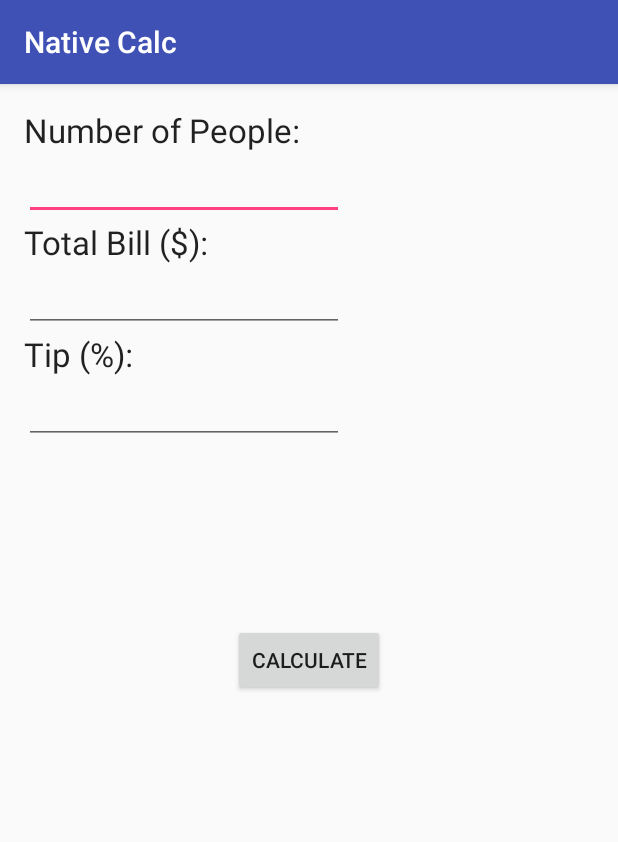
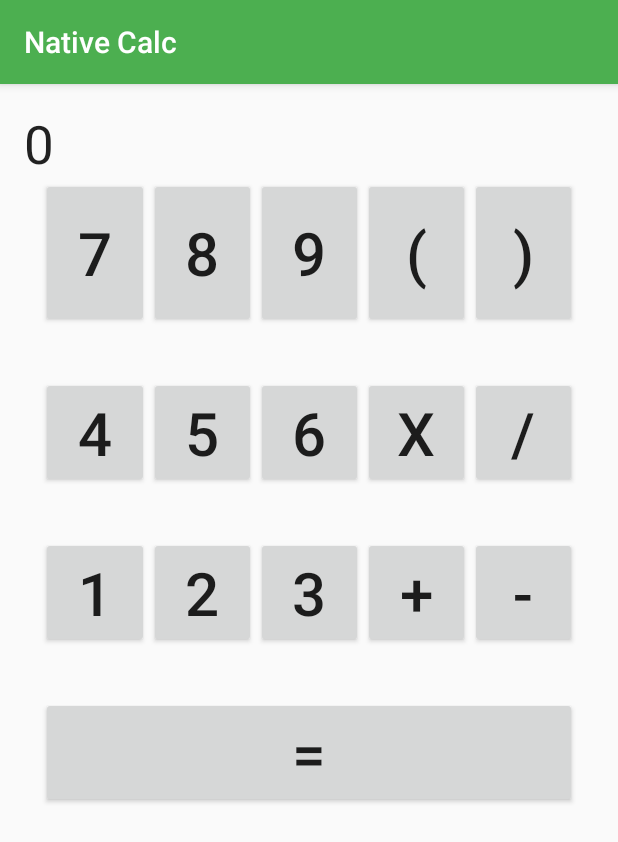
Before and after one commit to Dhanush123/NativeCalc, an Android app: the screen it shows after launch (MainActivity), on a phone screen of 412 x 824 dp. Shown: the top 842 px of the screen. Run offline under Robolectric (Android 15) with nearby library versions, the phone set to English and light mode, and no system bars; 1 statement that could not run was skipped.

Commit message:
changed app focus
now a scientific calculator
lots of code written
app crashes, need to figure out later

```diff
--- a/app/src/main/java/com/x10host/dhanushpatel/nativecalc/MainActivity.java
+++ b/app/src/main/java/com/x10host/dhanushpatel/nativecalc/MainActivity.java
@@ -2,45 +2,50 @@ package com.x10host.dhanushpatel.nativecalc;
 
 import android.os.Bundle;
 import android.support.v7.app.AppCompatActivity;
-import android.util.Log;
 import android.view.View;
-import android.widget.EditText;
+import android.widget.Button;
 import android.widget.TextView;
+
+import java.util.ArrayList;
 
 public class MainActivity extends AppCompatActivity {
 
-    private native int tipCalc(int x ,double y ,double z);
+    private native String calcPrint();
+    ArrayList<String> jCalcList = new ArrayList<>();
+    TextView calcShow;
 
     static {
         System.loadLibrary("cplusplus11");
     }
 
-    EditText peopleET, billET, tipET;
     @Override
     protected void onCreate(Bundle savedInstanceState) {
         super.onCreate(savedInstanceState);
         setContentView(R.layout.activity_main);
-        peopleET = (EditText) findViewById(R.id.peopleET);
-        billET = (EditText) findViewById(R.id.billET);
-        tipET = (EditText) findViewById(R.id.tipET);
+        calcShow = (TextView) findViewById(R.id.calcShow);
 
     }
 
-    public void calculateIndiv(View view){
-        int numPeople = Integer.parseInt(peopleET.getText().toString());
-        double bill = Integer.parseInt(billET.getText().toString());
-        double tip = Integer.parseInt(tipET.getText().toString());
+    public void calcAdd(View v) {
+        Button b = (Button) v;
+        String buttonText = b.getText().toString();
+        jCalcList.add(buttonText);
+       // stackAdd(buttonText);
+    }
 
-        Log.i("people:"+numPeople,"bill: "+bill+", tip: "+tip);
+    public void calcSum(View v){
+        int jclLength = jCalcList.size();
+        String[] jCalcArray = new String[jclLength];
 
-        double perPerson = Math.round(tipCalc(numPeople,bill,tip) * 100.0)/100.0;
+        for(int i=0; i < jclLength;i++){
+            jCalcArray[i]=jCalcList.get(i);
+        }
 
-        ((TextView) findViewById(R.id.textView3)).setText(Double.toString(perPerson));
+        calcShow.setText(calcPrint());
     }
 
 
 
 
 
-
 }
--- a/app/src/main/res/layout/activity_main.xml
+++ b/app/src/main/res/layout/activity_main.xml
@@ -7,78 +7,204 @@
     android:paddingLeft="@dimen/activity_horizontal_margin"
     android:paddingRight="@dimen/activity_horizontal_margin"
     android:paddingTop="@dimen/activity_vertical_margin"
-    tools:context="com.x10host.dhanushpatel.nativecalc.MainActivity">
+    tools:context="com.x10host.dhanushpatel.nativecalc.MainActivity"
+    android:orientation="vertical">
 
     <TextView
-        android:layout_width="wrap_content"
-        android:layout_height="wrap_content"
+        android:layout_width="match_parent"
+        android:layout_height="40dp"
         android:textAppearance="?android:attr/textAppearanceLarge"
-        android:text="@string/numPeople"
-        android:id="@+id/numPeople"
-        android:layout_alignParentTop="true"
-        android:layout_alignParentStart="true" />
+        android:text="0"
+        android:textSize="35sp"
+        android:id="@+id/calcShow" />
 
-    <EditText
-        android:layout_width="wrap_content"
-        android:layout_height="wrap_content"
-        android:inputType="number"
-        android:ems="10"
-        android:id="@+id/peopleET"
-        android:layout_below="@+id/numPeople"
-        android:layout_alignParentStart="true" />
 
-    <TextView
-        android:layout_width="wrap_content"
-        android:layout_height="wrap_content"
-        android:textAppearance="?android:attr/textAppearanceLarge"
-        android:text="@string/total_bill"
-        android:id="@+id/textView"
-        android:layout_below="@+id/peopleET"
-        android:layout_alignParentStart="true" />
+    <LinearLayout
+        android:orientation="horizontal"
+        android:layout_height="100dp"
+        android:layout_below="@id/calcShow"
+        android:layout_width="match_parent"
+        android:id="@+id/linearLayout1"
+        android:layout_marginTop="3pt"
+        android:layout_marginLeft="5pt"
+        android:layout_marginRight="5pt"
+        android:gravity="center|bottom"
+        >
+        <Button
+            android:layout_height="fill_parent"
+            android:layout_width="match_parent"
+            android:layout_weight="1"
+            android:text="7"
+            android:textSize="40sp"
+            android:id="@+id/b7">
+        </Button>
+        <Button
+            android:layout_height="fill_parent"
+            android:layout_width="match_parent"
+            android:layout_weight="1"
+            android:text="8"
+            android:textSize="40sp"
+            android:id="@+id/b8">
+        </Button>
+        <Button
+            android:layout_height="fill_parent"
+            android:layout_width="match_parent"
+            android:layout_weight="1"
+            android:text="9"
+            android:textSize="40sp"
+            android:id="@+id/b9">
+        </Button>
+        <Button
+            android:layout_height="fill_parent"
+            android:layout_width="match_parent"
+            android:layout_weight="1"
+            android:text="("
+            android:textSize="40sp"
+            android:id="@+id/bLP">
+        </Button>
+        <Button
+            android:layout_height="fill_parent"
+            android:layout_width="match_parent"
+            android:layout_weight="1"
+            android:text=")"
+            android:textSize="40sp"
+            android:id="@+id/bRP">
+        </Button>
+    </LinearLayout>
 
-    <EditText
-        android:layout_width="wrap_content"
-        android:layout_height="wrap_content"
-        android:inputType="numberDecimal"
-        android:ems="10"
-        android:id="@+id/billET"
-        android:layout_below="@+id/textView"
-        android:layout_alignParentStart="true" />
+    <LinearLayout
+        android:orientation="horizontal"
+        android:layout_height="100dp"
+        android:layout_width="match_parent"
+        android:id="@+id/linearLayout2"
+        android:layout_marginTop="3pt"
+        android:layout_marginLeft="5pt"
+        android:layout_marginRight="5pt"
+        android:gravity="center|bottom"
+        android:layout_below="@+id/linearLayout1"
+        android:layout_alignParentStart="true"
 
-    <Button
-        android:layout_width="wrap_content"
-        android:layout_height="wrap_content"
-        android:text="@string/calculate"
-        android:id="@+id/calcButton"
-        android:layout_centerVertical="true"
-        android:layout_centerHorizontal="true"
-        android:onClick="calculateIndiv"/>
+        >
+        <Button
+            android:layout_height="wrap_content"  android:onClick="calcAdd"
+            android:layout_width="match_parent"
+            android:layout_weight="1"
+            android:text="4"
+            android:textSize="40sp"
+            android:id="@+id/b4">
+        </Button>
+        <Button
+            android:layout_height="wrap_content"  android:onClick="calcAdd"
+            android:layout_width="match_parent"
+            android:layout_weight="1"
+            android:text="5"
+            android:textSize="40sp"
+            android:id="@+id/b5">
+        </Button>
+        <Button
+            android:layout_height="wrap_content"  android:onClick="calcAdd"
+            android:layout_width="match_parent"
+            android:layout_weight="1"
+            android:text="6"
+            android:textSize="40sp"
+            android:id="@+id/b6">
+        </Button>
+        <Button
+            android:layout_height="wrap_content"  android:onClick="calcAdd"
+            android:layout_width="match_parent"
+            android:layout_weight="1"
+            android:text="x"
+            android:textSize="40sp"
+            android:id="@+id/bMult">
+        </Button>
+        <Button
+            android:layout_height="wrap_content"  android:onClick="calcAdd"
+            android:layout_width="match_parent"
+            android:layout_weight="1"
+            android:text="/"
+            android:textSize="40sp"
+            android:id="@+id/bDiv">
+        </Button>
+    </LinearLayout>
 
-    <TextView
-        android:layout_width="wrap_content"
-        android:layout_height="wrap_content"
-        android:textAppearance="?android:attr/textAppearanceLarge"
-        android:text="@string/tip"
-        android:id="@+id/textView2"
-        android:layout_below="@+id/billET"
-        android:layout_alignParentStart="true" />
+    <LinearLayout
+        android:orientation="horizontal"
+        android:layout_height="100dp"
+        android:layout_width="match_parent"
+        android:layout_below="@id/linearLayout2"
+        android:id="@+id/linearLayout3"
+        android:layout_marginTop="3pt"
+        android:layout_marginLeft="5pt"
+        android:layout_marginRight="5pt"
+        android:layout_weight="0.01"
+        android:gravity="center|bottom">
+        <Button
+            android:layout_height="wrap_content"  android:onClick="calcAdd"
+            android:layout_width="match_parent"
+            android:layout_weight="1"
+            android:text="1"
+            android:textSize="40sp"
+            android:id="@+id/b1">
+        </Button>
+        <Button
+            android:layout_height="wrap_content"  android:onClick="calcAdd"
+            android:layout_width="match_parent"
+            android:layout_weight="1"
+            android:text="2"
+            android:textSize="40sp"
+            android:id="@+id/b2">
+        </Button>
+        <Button
+            android:layout_height="wrap_content"  android:onClick="calcAdd"
+            android:layout_width="match_parent"
+            android:layout_weight="1"
+            android:text="3"
+            android:textSize="40sp"
+            android:id="@+id/b3">
+        </Button>
+        <Button
+            android:layout_height="wrap_content"  android:onClick="calcAdd"
+            android:layout_width="match_parent"
+            android:layout_weight="1"
+            android:text="+"
+            android:textSize="40sp"
+            android:id="@+id/bPlus">
+        </Button>
+        <Button
+            android:layout_height="wrap_content"  android:onClick="calcAdd"
+            android:layout_width="match_parent"
+            android:layout_weight="1"
+            android:text="-"
+            android:textSize="40sp"
+            android:id="@+id/bMin">
+        </Button>
+    </LinearLayout>
 
-    <EditText
-        android:layout_width="wrap_content"
-        android:layout_height="wrap_content"
-        android:inputType="numberDecimal"
-        android:ems="10"
-        android:id="@+id/tipET"
-        android:layout_below="@+id/textView2"
-        android:layout_alignParentStart="true" />
-
-    <TextView
-        android:layout_width="wrap_content"
-        android:layout_height="wrap_content"
-        android:textAppearance="?android:attr/textAppearanceLarge"
-        android:id="@+id/textView3"
-        android:layout_below="@+id/calcButton"
-        android:layout_alignStart="@+id/calcButton"
-        android:text="@string/indivCost" />
-
+    <LinearLayout
+        android:orientation="horizontal"
+        android:layout_height="100dp"
+        android:layout_width="match_parent"
+        android:layout_below="@id/linearLayout3"
+        android:id="@+id/linearLayout4"
+        android:layout_marginTop="3pt"
+        android:layout_marginLeft="5pt"
+        android:layout_marginRight="5pt"
+        android:gravity="center|bottom">
+        <Button
+            android:layout_height="wrap_content"  android:onClick="calcAdd"
+            android:layout_width="match_parent"
+            android:layout_weight="0.66"
+            android:text="0"
+            android:textSize="40sp"
+            android:id="@+id/b0">
+        </Button>
+        <Button
+            android:layout_height="wrap_content"  android:onClick="calcSum"
+            android:layout_width="match_parent"
+            android:layout_weight="0."
+            android:text="="
+            android:textSize="40sp"
+            android:id="@+id/bEquals">
+        </Button>
+    </LinearLayout>
 </RelativeLayout>
--- a/app/src/main/res/values/colors.xml
+++ b/app/src/main/res/values/colors.xml
@@ -1,6 +1,6 @@
 <?xml version="1.0" encoding="utf-8"?>
 <resources>
-    <color name="colorPrimary">#3F51B5</color>
-    <color name="colorPrimaryDark">#303F9F</color>
-    <color name="colorAccent">#FF4081</color>
+    <color name="colorPrimary">#4CAF50</color>
+    <color name="colorPrimaryDark">#388E3C</color>
+    <color name="colorAccent">#FFFF00</color>
 </resources>
```
Also changed, not shown: 1 other file.
